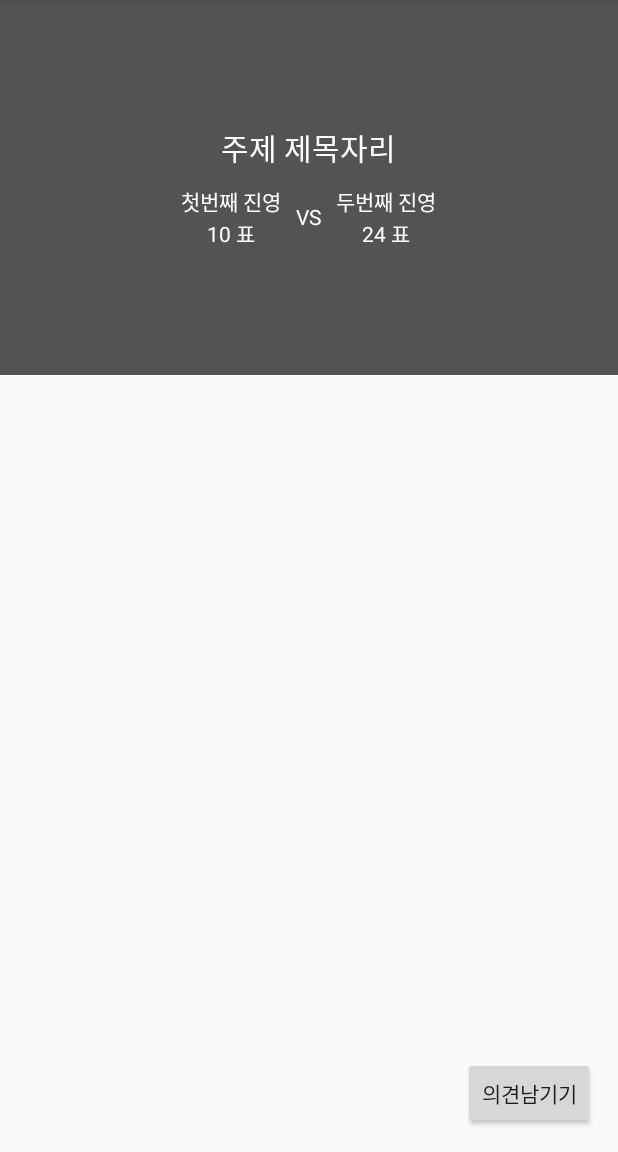
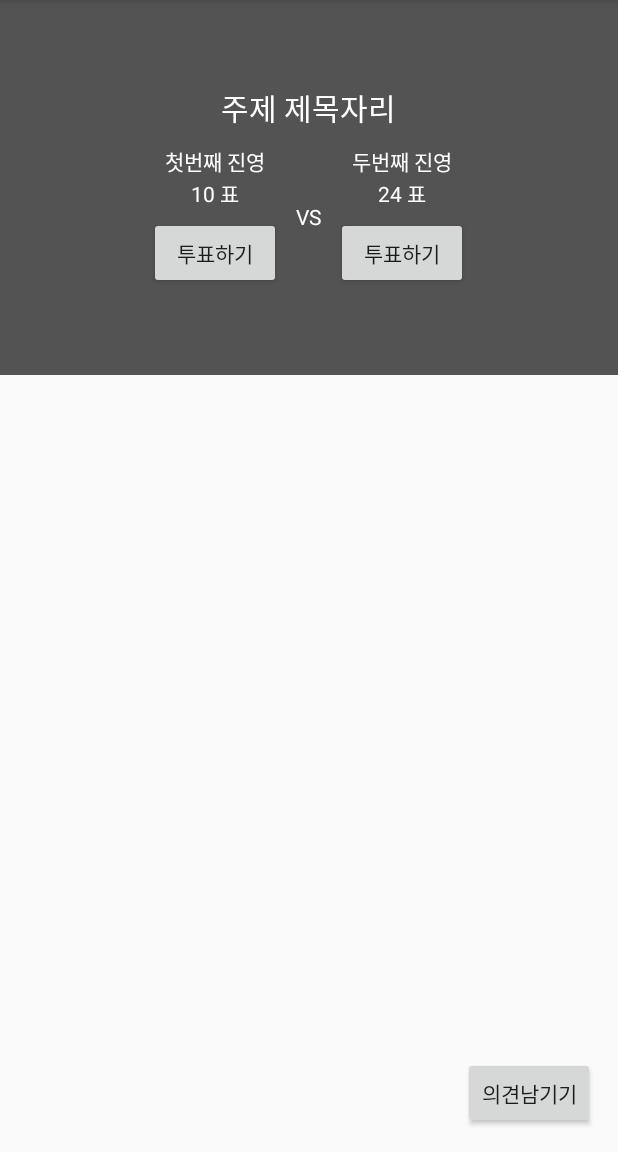
Before and after one commit to yhwba/Colosseum_20200603_myProject, an Android app: the ViewTopicActivity screen opened directly, with no data from a screen before it, on a phone screen of 412 x 824 dp, the part 84-1236 px from its top. Run offline under Robolectric (Android 15) with nearby library versions, the light colour scheme and no system bars; our stand-ins replace data binding; pictures from the network do not load; 1 statement that could not run was skipped.

Commit message:
투표 버튼 생성

```diff
--- a/app/src/main/res/layout/activity_view_topic.xml
+++ b/app/src/main/res/layout/activity_view_topic.xml
@@ -15,9 +15,9 @@
 
             <ImageView
                 android:id="@+id/topicImg"
-                android:scaleType="centerCrop"
                 android:layout_width="match_parent"
-                android:layout_height="match_parent" />
+                android:layout_height="match_parent"
+                android:scaleType="centerCrop" />
 
             <View
                 android:layout_width="match_parent"
@@ -66,6 +66,13 @@
                             android:text="10 표"
                             android:textColor="@color/white" />
 
+                        <Button
+                            android:id="@+id/voteToFirstSideBtn"
+                            android:layout_width="wrap_content"
+                            android:layout_height="wrap_content"
+                            android:layout_marginTop="5dp"
+                            android:text="투표하기" />
+
                     </LinearLayout>
 
 
@@ -97,6 +104,13 @@
                             android:text="24 표"
                             android:textColor="@color/white" />
 
+                        <Button
+                            android:id="@+id/voteToSecondSideBtn"
+                            android:layout_width="wrap_content"
+                            android:layout_height="wrap_content"
+                            android:layout_marginTop="5dp"
+                            android:text="투표하기" />
+
                     </LinearLayout>
                 </LinearLayout>
 
@@ -111,15 +125,16 @@
             <ListView
                 android:id="@+id/replyListView"
                 android:layout_width="match_parent"
-                android:layout_height="match_parent"/>
+                android:layout_height="match_parent" />
+
             <Button
                 android:id="@+id/replyBtn"
                 android:layout_width="wrap_content"
                 android:layout_height="wrap_content"
                 android:layout_gravity="right|bottom"
+                android:layout_marginRight="15dp"
                 android:layout_marginBottom="15dp"
-                android:layout_marginRight="15dp"
-                android:text="의견남기기"/>
+                android:text="의견남기기" />
         </FrameLayout>
     </LinearLayout>
 </layout>
```
